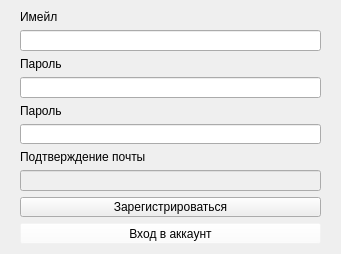
Old version of the form ui_components/register.ui in the repository Klukvas/diplom-job-search.
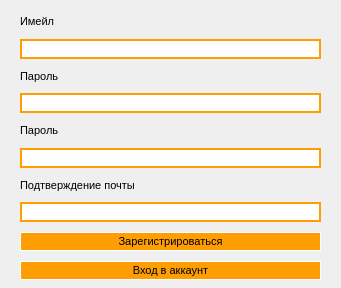
New version of the form.

The edit to the form file:
```diff
--- a/ui_components/register.ui
+++ b/ui_components/register.ui
@@ -7,7 +7,7 @@
     <x>0</x>
     <y>0</y>
     <width>341</width>
-    <height>254</height>
+    <height>288</height>
    </rect>
   </property>
   <property name="sizePolicy">
@@ -19,26 +19,39 @@
   <property name="minimumSize">
    <size>
     <width>341</width>
-    <height>254</height>
+    <height>288</height>
    </size>
   </property>
   <property name="maximumSize">
    <size>
     <width>341</width>
-    <height>254</height>
+    <height>288</height>
    </size>
   </property>
   <property name="windowTitle">
    <string>MainWindow</string>
   </property>
+  <property name="styleSheet">
+   <string notr="true">font-size: 11px</string>
+  </property>
   <widget class="QWidget" name="centralwidget">
+   <property name="styleSheet">
+    <string notr="true">background-color: black;
+color: white;
+QLablel{
+	background-color: rgb(255, 255, 255);
+};
+QLineEdit{
+	background-color: rgb(255, 255, 255);
+}</string>
+   </property>
    <widget class="QWidget" name="verticalLayoutWidget">
     <property name="geometry">
      <rect>
       <x>20</x>
       <y>10</y>
       <width>301</width>
-      <height>234</height>
+      <height>270</height>
      </rect>
     </property>
     <layout class="QVBoxLayout" name="verticalLayout">
@@ -50,7 +63,13 @@
       </widget>
      </item>
      <item>
-      <widget class="QLineEdit" name="log_email"/>
+      <widget class="QLineEdit" name="log_email">
+       <property name="styleSheet">
+        <string notr="true">background-color: rgb(255, 255, 255);
+border: 2px solid rgb(255, 158, 2);
+color: rgb(0, 0, 0)</string>
+       </property>
+      </widget>
      </item>
      <item>
       <widget class="QLabel" name="l_pass">
@@ -60,7 +79,16 @@
       </widget>
      </item>
      <item>
-      <widget class="QLineEdit" name="log_pass"/>
+      <widget class="QLineEdit" name="log_pass">
+       <property name="styleSheet">
+        <string notr="true">background-color: rgb(255, 255, 255);
+border: 2px solid rgb(255, 158, 2);
+color: rgb(0, 0, 0)</string>
+       </property>
+       <property name="echoMode">
+        <enum>QLineEdit::Password</enum>
+       </property>
+      </widget>
      </item>
      <item>
       <widget class="QLabel" name="l_pass_2">
@@ -70,7 +98,16 @@
       </widget>
      </item>
      <item>
-      <widget class="QLineEdit" name="log_pass_2"/>
+      <widget class="QLineEdit" name="log_pass_2">
+       <property name="styleSheet">
+        <string notr="true">background-color: rgb(255, 255, 255);
+border: 2px solid rgb(255, 158, 2);
+color: rgb(0, 0, 0)</string>
+       </property>
+       <property name="echoMode">
+        <enum>QLineEdit::Password</enum>
+       </property>
+      </widget>
      </item>
      <item>
       <widget class="QLabel" name="l_email_confirm">
@@ -84,6 +121,11 @@
        <property name="enabled">
         <bool>false</bool>
        </property>
+       <property name="styleSheet">
+        <string notr="true">background-color: rgb(255, 255, 255);
+border: 2px solid rgb(255, 158, 2);
+color: rgb(0, 0, 0)</string>
+       </property>
        <property name="readOnly">
         <bool>false</bool>
        </property>
@@ -91,6 +133,13 @@
      </item>
      <item>
       <widget class="QPushButton" name="login">
+       <property name="styleSheet">
+        <string notr="true">background-color: rgb(255, 158, 2);
+margin-top:4px;
+padding:2px 2px 2px 2px;
+border: 1px solid rgb(255, 255, 255);
+color: rgb(0, 0, 0)</string>
+       </property>
        <property name="text">
         <string>Зарегистрироваться</string>
        </property>
@@ -99,7 +148,11 @@
      <item>
       <widget class="QPushButton" name="go_login">
        <property name="styleSheet">
-        <string notr="true">background-color: rgba(255, 255, 255, 10);</string>
+        <string notr="true">background-color: rgb(255, 158, 2);
+margin-top:4px;
+padding:2px 2px 2px 2px;
+border: 1px solid rgb(255, 255, 255);
+color: rgb(0, 0, 0)</string>
        </property>
        <property name="text">
         <string>Вход в аккаунт</string>
```
